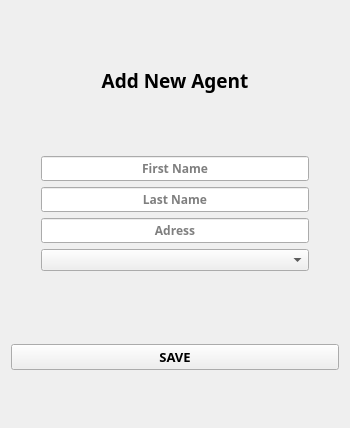
Qt form ui/addAgent.ui (YassineBaghdadi/TransportingPlanning) before a commit.
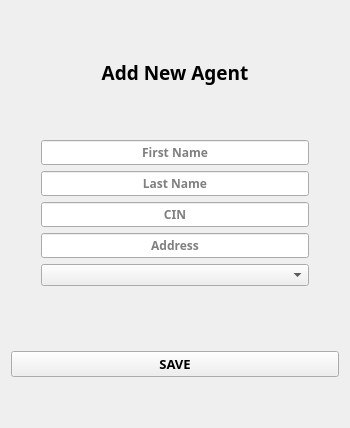
The same form after that commit.

```diff
--- a/ui/addAgent.ui
+++ b/ui/addAgent.ui
@@ -99,12 +99,39 @@
         <set>Qt::AlignCenter</set>
        </property>
        <property name="placeholderText">
-        <string>Adress</string>
+        <string>CIN</string>
        </property>
       </widget>
      </item>
      <item>
-      <widget class="QComboBox" name="comboBox"/>
+      <widget class="QLineEdit" name="ad">
+       <property name="font">
+        <font>
+         <family>Segoe Print</family>
+         <weight>75</weight>
+         <bold>true</bold>
+        </font>
+       </property>
+       <property name="alignment">
+        <set>Qt::AlignCenter</set>
+       </property>
+       <property name="placeholderText">
+        <string>Address</string>
+       </property>
+      </widget>
+     </item>
+     <item>
+      <widget class="QComboBox" name="grps">
+       <property name="insertPolicy">
+        <enum>QComboBox::InsertAtTop</enum>
+       </property>
+       <property name="sizeAdjustPolicy">
+        <enum>QComboBox::AdjustToContents</enum>
+       </property>
+       <property name="frame">
+        <bool>true</bool>
+       </property>
+      </widget>
      </item>
     </layout>
    </item>
```
Left out of the diff: 6 changed lines with no effect on the pictures.
